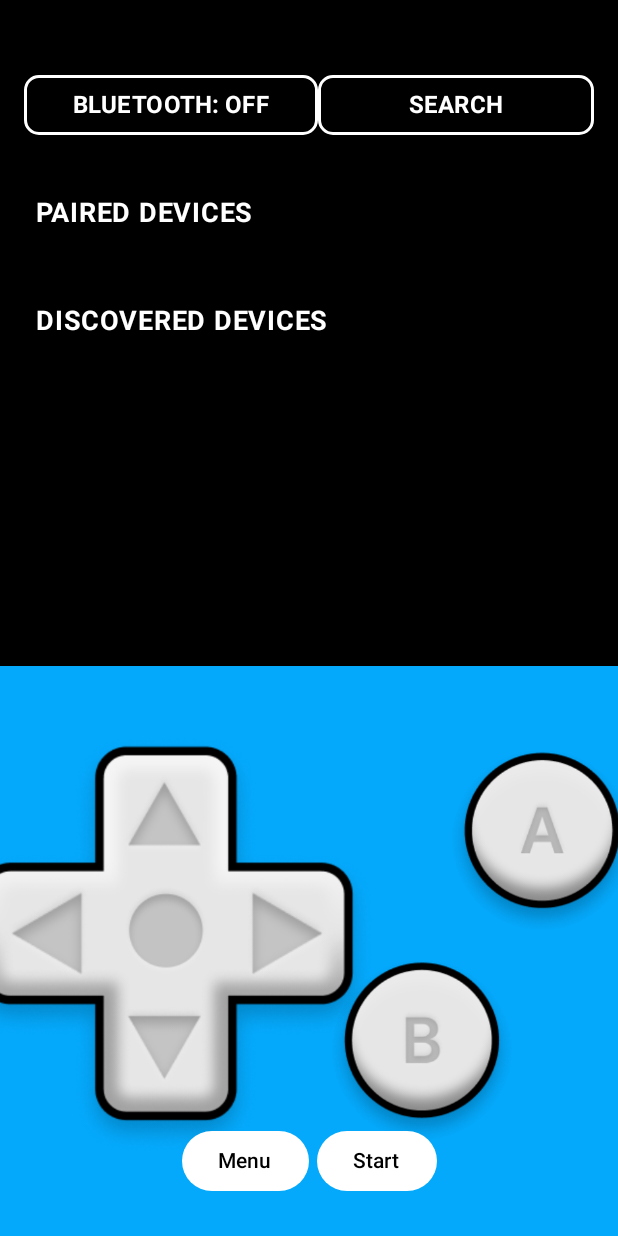
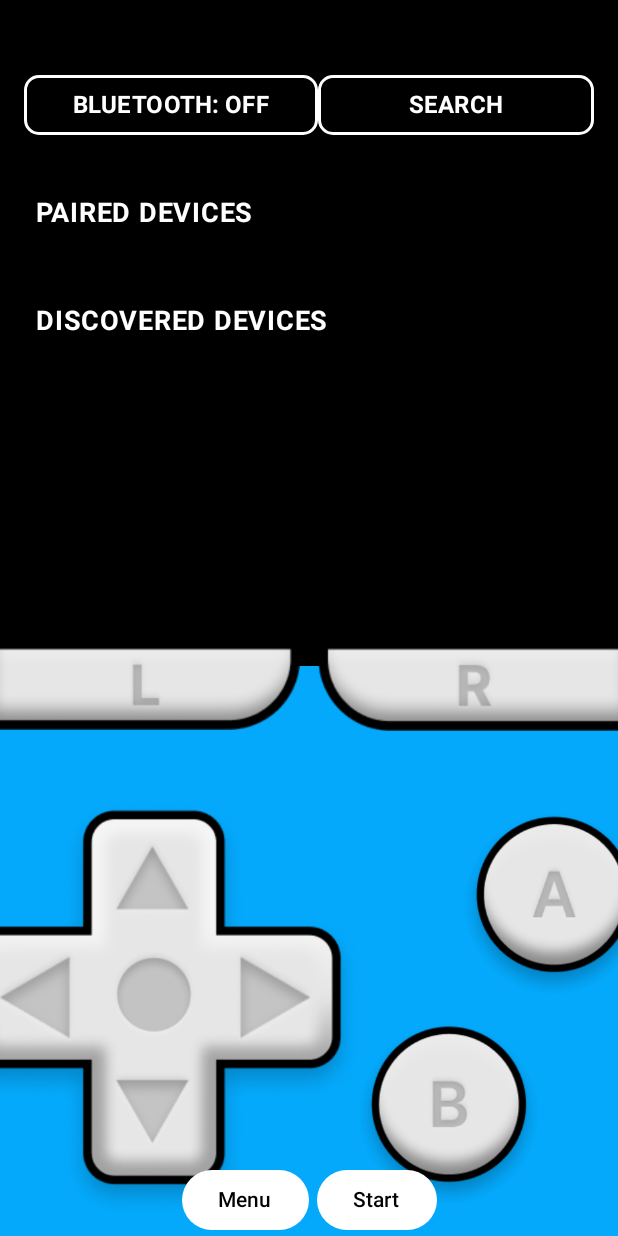
Before and after one commit to MDP-Group40/Android, an Android app built with Jetpack Compose: the screen it shows after launch (MainActivity), after a tap on "Menu", on a phone screen of 412 x 824 dp. Run offline under Robolectric (Android 15) with nearby library versions, the phone set to English and light mode, and no system bars; our stand-ins replace Dagger/Hilt's generated code.

Commit message:
editted the LR button

```diff
--- a/app/src/main/java/com/example/mdpandroid/ui/buttons/GameControl.kt
+++ b/app/src/main/java/com/example/mdpandroid/ui/buttons/GameControl.kt
@@ -2,6 +2,7 @@ package com.example.mdpandroid.ui.buttons
 
 import androidx.compose.foundation.Image
 import androidx.compose.foundation.background
+import androidx.compose.foundation.clickable
 import androidx.compose.foundation.layout.Arrangement
 import androidx.compose.foundation.layout.Box
 import androidx.compose.foundation.layout.Column
@@ -15,6 +16,7 @@ import androidx.compose.foundation.layout.padding
 import androidx.compose.foundation.layout.size
 import androidx.compose.foundation.layout.width
 import androidx.compose.material3.Button
+import androidx.compose.material3.ButtonDefaults
 import androidx.compose.material3.Text
 import androidx.compose.runtime.Composable
 import androidx.compose.runtime.getValue
@@ -41,12 +43,11 @@ fun GameControls(viewModel: CarViewModel, navController: NavHostController, modi
         modifier = Modifier
             .background(Color(0xFF04A9FC))
             .height(380.dp)
-            .fillMaxWidth()
-            .padding(16.dp),
-        verticalArrangement = Arrangement.SpaceAround,
+            .fillMaxWidth(),
+        verticalArrangement = Arrangement.SpaceBetween,
         horizontalAlignment = Alignment.CenterHorizontally
     ) {
-        //LeftRightTab(navController = navController)
+        LeftRightTab(navController = navController)
         Row(
             modifier = Modifier
                 .fillMaxWidth()
@@ -64,47 +65,36 @@ fun GameControls(viewModel: CarViewModel, navController: NavHostController, modi
     }
 }
 
-/*@Composable
-fun LeftRightTab(navController: NavHostController){
+@Composable
+fun LeftRightTab(navController: NavHostController) {
     Row(
-        modifier = Modifier.fillMaxWidth(),
+        modifier = Modifier
+            .fillMaxWidth()
+            .offset(y = (-20).dp),
         horizontalArrangement = Arrangement.SpaceBetween,
+        verticalAlignment = Alignment.Top
     ) {
-        Button(
-            onClick = { navController.safeNavigate("grid") },
-            colors = ButtonDefaults.buttonColors(
-                containerColor = Color.Transparent
-            ),
+        // Left Button (L)
+        Image(
+            painter = painterResource(id = R.drawable.l_button),
+            contentDescription = "L Button",
             modifier = Modifier
-                .constrainAs(buttonA) {
-                    top.linkTo(parent.top, margin = 150.dp)
-                    start.linkTo(parent.start, margin = 10.dp)
-                }
-                .zIndex(1f),  // Ensure button is on top of other elements,
-            content = {
-                Box(
-                    modifier = Modifier
-                        .offset(x = (-15).dp, y = (-30).dp), // Ensure the Box takes the full size of the button
-                    contentAlignment = Alignment.Center // Align content to the center
-                ) {
-                    Image(
-                        painter = painterResource(id = R.drawable.l_button), // Your image resource
-                        contentDescription = "A Button",
-                        modifier = Modifier
-
-                    )
-                }
-            }
+                .size(width = 200.dp, height = 65.dp) // Use rectangular size
+                .clickable { navController.safeNavigate("grid") } // Apply clickable directly to the image
         )
 
-        Button(
-            onClick = { navController.safeNavigate("message") }
-        ){
-            Text(text = "R")
-        }
+        // Right Button (R)
+        Image(
+            painter = painterResource(id = R.drawable.r_button),
+            contentDescription = "R Button",
+            modifier = Modifier
+                .size(width = 200.dp, height = 65.dp) // Use rectangular size
+                .clickable { navController.safeNavigate("message") } // Apply clickable directly to the image
+        )
     }
 }
-*/
+
+
 @Composable
 fun BottomButtons(navController: NavHostController){
 
@@ -125,6 +115,7 @@ fun BottomButtons(navController: NavHostController){
     }
 
 }
+
 
 @Composable
 fun ABButton(viewModel: CarViewModel, activeButton: String, setActiveButton: (String) -> Unit){
@@ -155,7 +146,7 @@ fun ABButton(viewModel: CarViewModel, activeButton: String, setActiveButton: (St
             setActiveButton = { setActiveButton(it) },
             modifier = Modifier
                 .size(120.dp)
-                .offset(x = (-40).dp),
+                .offset(x = (-30).dp),
             imageResId = R.drawable.b_button
         )
     }
--- a/app/src/main/java/com/example/mdpandroid/ui/simulator/IdleScreen.kt
+++ b/app/src/main/java/com/example/mdpandroid/ui/simulator/IdleScreen.kt
@@ -98,14 +98,6 @@ fun IdleScreen(
                     )
                 }
             }
-            Row(
-                modifier = Modifier
-                    .fillMaxWidth()
-                    .offset(y = 120.dp)
-                    .zIndex(1f)
-            ) {
-                LeftRightTab(navController = navController)
-            }
             // Control buttons
             GameControls(
                 carViewModel, navController, Modifier
@@ -135,44 +127,3 @@ fun IdleScreen(
         isObstacle = true
     )
 }
-
-
-@Composable
-fun LeftRightTab(navController: NavHostController) {
-    Row(
-        modifier = Modifier.fillMaxWidth(),
-        horizontalArrangement = Arrangement.SpaceBetween,
-    ) {
-        // Left Button (L)
-        Button(
-            onClick = { navController.safeNavigate("grid") },
-            colors = ButtonDefaults.buttonColors(
-                containerColor = Color.Transparent // Make button background transparent
-            ),
-            modifier = Modifier.size(230.dp), // Adjust size for the button
-            content = {
-                Image(
-                    painter = painterResource(id = R.drawable.l_button), // Your image resource
-                    contentDescription = "L Button",
-                    modifier = Modifier.fillMaxSize() // Make sure image fills button space
-                )
-            }
-        )
-
-        // Right Button (R)
-        Button(
-            onClick = { navController.safeNavigate("message") },
-            colors = ButtonDefaults.buttonColors(
-                containerColor = Color.Transparent
-            ),
-            modifier = Modifier.size(230.dp), // Ensure consistent size for the button
-            content = {
-                Image(
-                    painter = painterResource(id = R.drawable.r_button), // Your image resource
-                    contentDescription = "R Button",
-                    modifier = Modifier.fillMaxSize() // Make sure image fills button space
-                )
-            }
-        )
-    }
-}
```
